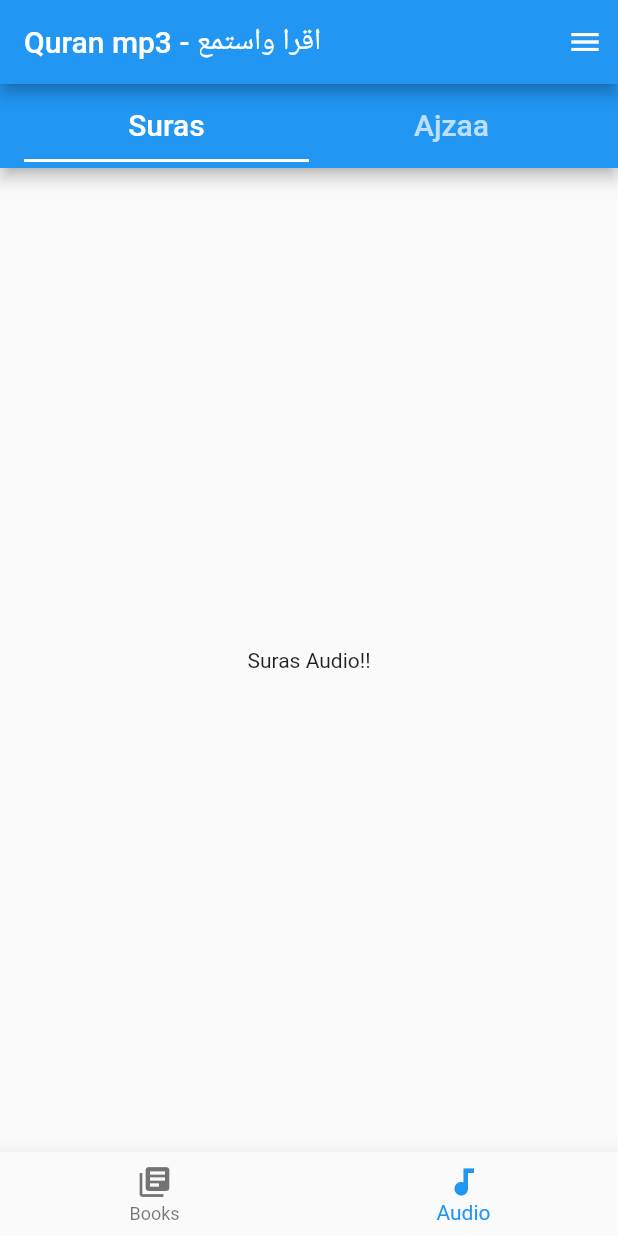
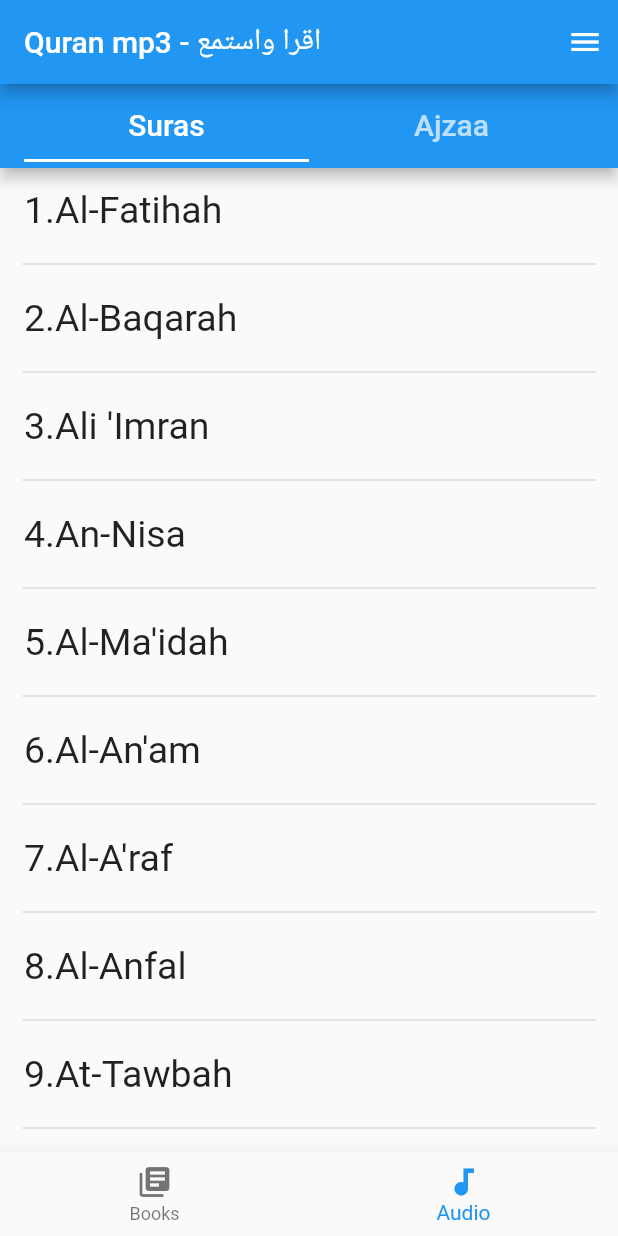
Before and after one commit to TADIYOS49/quranreader, a Flutter app: the screen it shows after launch, item 2 of the bottom bar chosen, on a phone screen of 412 x 824 dp. Run offline on Flutter 3.47's test engine with Material 2 defaults, Android fonts, the light colour scheme and no system bars; our stand-ins replace audioplayers; missing offline and left inert: syncfusion_flutter_pdf, syncfusion_flutter_pdfviewer.

Commit message:
audio player added

```diff
--- a/lib/main.dart
+++ b/lib/main.dart
@@ -1,4 +1,4 @@
-import 'package:animation/widgets/audio.dart';
+ import 'package:animation/widgets/audio.dart';
 import 'package:animation/widgets/books.dart';
 import 'package:flutter/material.dart';
 
--- a/lib/widgets/audio.dart
+++ b/lib/widgets/audio.dart
@@ -1,3 +1,4 @@
+import 'package:animation/widgets/audio_player.dart';
 import 'package:flutter/material.dart';
 
 class Audio extends StatefulWidget {
@@ -8,7 +9,127 @@ class Audio extends StatefulWidget {
 }
 
 class _AudioState extends State<Audio> {
-  final items = [];
+  void _itemclicked() {
+    Navigator.of(context).push(MaterialPageRoute(builder: (context)=>ExampleApp()));
+    print("confirm");
+  }
+
+  final items = [
+    "1.Al-Fatihah",
+    "2.Al-Baqarah",
+    "3.Ali 'Imran",
+    "4.An-Nisa",
+    "5.Al-Ma'idah",
+    "6.Al-An'am",
+    "7.Al-A'raf",
+    "8.Al-Anfal",
+    "9.At-Tawbah",
+    "10.Yunus",
+    "11.Hud",
+    "12.Yusuf",
+    "13.Ar-Ra'd",
+    "14.Ibrahim",
+    "15.Al-Hijr",
+    "16.An-Nahl",
+    "17.Al-Isra",
+    "18.Al-kahf",
+    "19.Maryam",
+    "20.Taha",
+    "21.Al-Anbya",
+    "22.Al-Haj",
+    "23.Al-Mu'minun",
+    "24.An-Nur",
+    "25.Al-Furqan",
+    "26.Ash-Shu'ara",
+    "27.An-Naml",
+    "28.Al-Qasas",
+    "29.Al-'Ankabut",
+    "30.Ar-Rum",
+    "31.Luqman",
+    "32.As-Sajdah",
+    "33.Al-Ahzab",
+    "34.Saba",
+    "35.Fatir",
+    "36.Ya-Sin",
+    "37.As-Saffat",
+    "38.Sad",
+    "39.Az-Zumar",
+    "40.Ghafir",
+    "41.Fussilat",
+    "42.Ash-Shuraa",
+    "43.Az-Zukhruf",
+    "44.Ad-Dukahn",
+    "45.Al-Jathiyah",
+    "46.Al-Ahqaf",
+    "47.Muhammad",
+    "48.Al-Fath",
+    "49.Al-Hujurat",
+    "50.Qaf",
+    "51.Adh-Dhariyat",
+    "52.At-Tur",
+    "53.An-Najm",
+    "54.Al-Qamar",
+    "55.Ar-Rahman",
+    "56.Al-Waqi'ah",
+    "57.Al-Hadid",
+    "58.Al-Mujadila",
+    "59.Al-Hashr",
+    "60.Al-Mumtahanah",
+    "61.Al-As-Saf",
+    "62.Al-Jumu'ah",
+    "63.Al-Munafiqun",
+    "64.At-Taghabun",
+    "65.At-Talaq",
+    "66.At-Tahrim",
+    "67.Al-Mulk",
+    "68.Al-Qalam",
+    "69.Al-Haqqah",
+    "70.Al-Ma'arij",
+    "71.Nuh",
+    "72.Al-Jinn",
+    "73.Al-Muzzammil",
+    "74.Al-Muddaththir",
+    "75.Al-Qiyamah",
+    "76.Al-Insan",
+    "77.Al-Mursalat",
+    "78.An-Naba",
+    "79.An-Nazi'at",
+    "80.'Abasa",
+    "81.At-Takwir",
+    "82.Al-Infitar",
+    "83.Al-Mutaffinfin",
+    "84.Al-Inshiqaq",
+    "85.Al-Buruj",
+    "86.At-Tariq",
+    "87.Al-A'la",
+    "88.Al-Ghashiyah",
+    "89.Al-Fajr",
+    "90.Al-Balad",
+    "91.Ash-Shams",
+    "92.Al-Layl",
+    "93.Ad-Duhaa",
+    "94.Ash-Sharh",
+    "95.At-Tin",
+    "96.Al-'Alaq",
+    "97.Al-Qadr",
+    "98.AL-Bayyinah",
+    "99.Az-Zalzalah",
+    "100.Al-'Adiyat",
+    "101.Al-Qari'ah",
+    "102.At-Takathur",
+    "103.Al-'Asr",
+    "104.Al-Humazah",
+    "105.Al-Fil",
+    "106.Al-Quraysh",
+    "107.Al-Ma'un",
+    "108.Al-Kawthar",
+    "109.Al-Kafirun",
+    "110.An-Nasr",
+    "111.Al-Masad",
+    "112.Al-Ikhlas",
+    "113.Al-Falaq",
+    "114.An-Nas",
+  ];
 
   @override
   Widget build(BuildContext context) {
@@ -31,9 +152,28 @@ class _AudioState extends State<Audio> {
             ]),
           ),
           body: TabBarView(children: [
-            Center(
-              child: Text("Suras Audio!!"),
-            ),
+            ListView.builder(
+                itemCount: items.length,
+                itemBuilder: (context, index) {
+                  return Column(
+                    children: [
+                      ListTile(
+                        title: InkWell(
+                          child: Text(
+                            items[index],
+                            style: TextStyle(fontSize: 25),
+                          ),
+                          onTap: _itemclicked,
+                        ),
+                      ),
+                      Divider(
+                        endIndent: 15,
+                        indent: 15,
+                        thickness: 1,
+                      ),
+                    ],
+                  );
+                }),
             Center(
               child: Text("Ajzaa Audio!!"),
             )
--- a/lib/widgets/books.dart
+++ b/lib/widgets/books.dart
@@ -1,4 +1,5 @@
 import 'package:animation/widgets/pdfViewer.dart';
+import 'package:animation/widgets/test.dart';
 import 'package:flutter/material.dart';
 
 class Books extends StatefulWidget {
@@ -10,7 +11,7 @@ class Books extends StatefulWidget {
 
 class _BooksState extends State<Books> {
   void _itemclicked() {
-    Navigator.of(context).push(MaterialPageRoute(builder: (context)=>Reader()));
+    Navigator.of(context).push(MaterialPageRoute(builder: (context)=>test()));
   }
 
   @override
--- a/pubspec.yaml
+++ b/pubspec.yaml
@@ -28,7 +28,8 @@ dependencies:
   # The following adds the Cupertino Icons font to your application.
   # Use with the CupertinoIcons class for iOS style icons.
   cupertino_icons: ^1.0.2
-  syncfusion_flutter_pdfviewer: ^19.2.62-beta
+  syncfusion_flutter_pdfviewer: ^19.1.55-beta
+  audioplayers: ^0.7.8
 
 dev_dependencies:
   flutter_test:
@@ -48,6 +49,7 @@ flutter:
   # To add assets to your application, add an assets section, like this:
   assets:
     - assets/quran.pdf
+    - assets/
 
 
   # An image asset can refer to one or more resolution-specific "variants", see
```
Also changed, not shown: lib/widgets/audio_player.dart (added, +107 -0 lines), lib/widgets/test.dart (added, +49 -0 lines), pubspec.lock, 1 other file.
